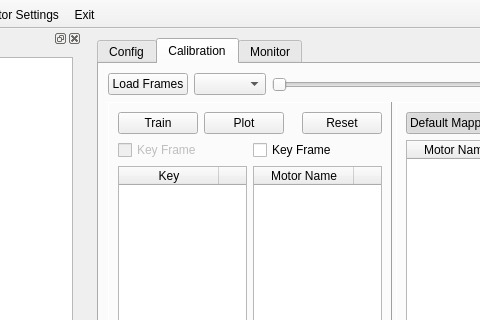
Before: the Qt Designer form ui/mainwindow.ui in wenwei-dev/motor-calibration, drawn with Qt 5; both pictures show x 192 to 672 and y 0 to 320 of the 1041 by 667 pixel window.
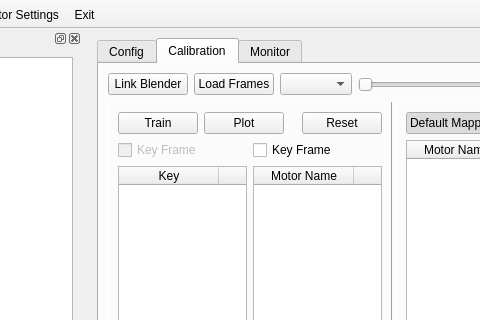
After: the same form once the commit is applied. Icons and pictures are not drawn.

Commit message: Link blender

Patch:
```diff
--- a/ui/mainwindow.ui
+++ b/ui/mainwindow.ui
@@ -127,6 +127,16 @@
        <layout class="QVBoxLayout" name="verticalLayout_8">
         <item>
          <layout class="QHBoxLayout" name="horizontalLayout">
+          <item>
+           <widget class="QPushButton" name="linkBlenderButton">
+            <property name="text">
+             <string>Link Blender</string>
+            </property>
+            <property name="checkable">
+             <bool>true</bool>
+            </property>
+           </widget>
+          </item>
           <item>
            <widget class="QPushButton" name="loadFrameButton">
             <property name="text">
```
The commit also changes 4 other files.
